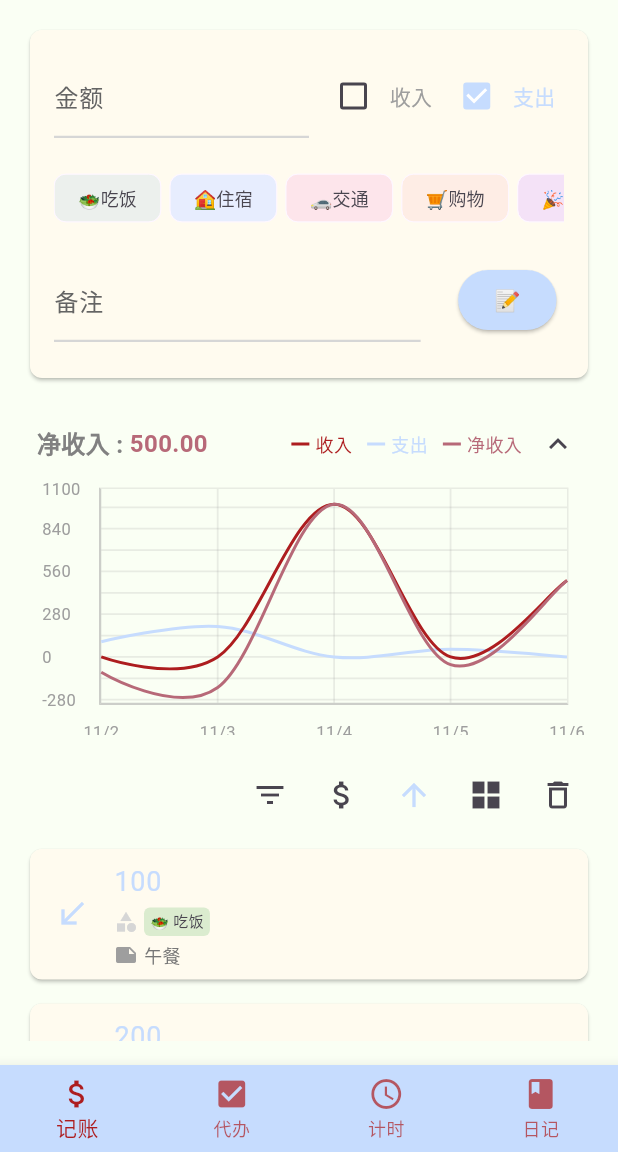
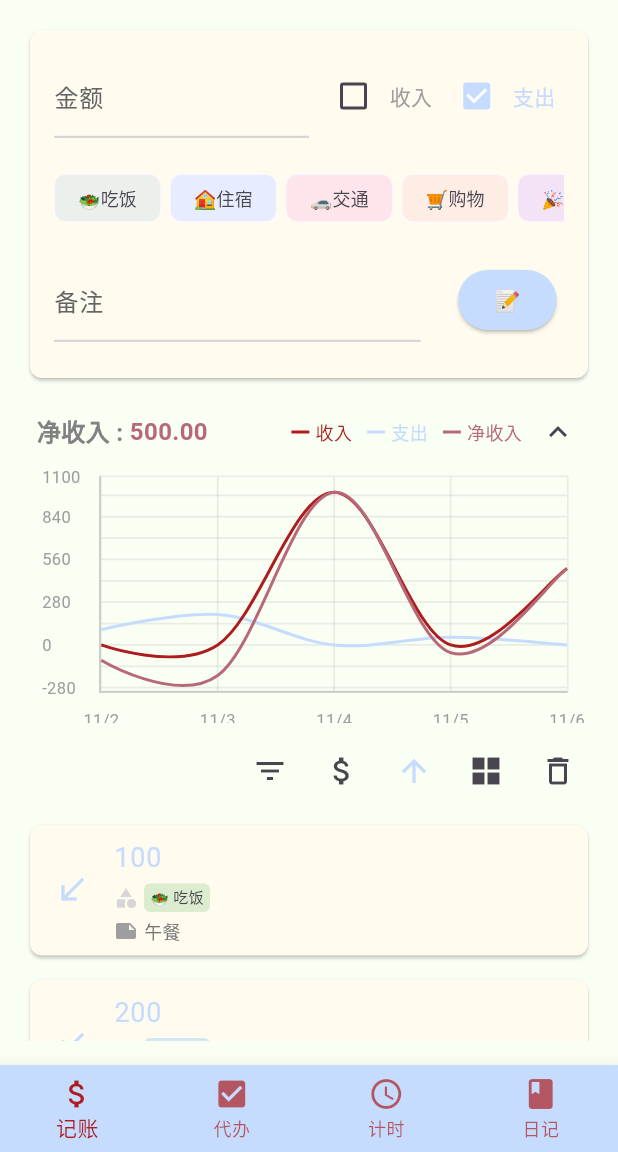
Before and after one commit to White-Lulu/cherriy, a Flutter app: the screen it shows after launch, on a phone screen of 412 x 824 dp, the part 84-1236 px from its top. Run offline on Flutter 3.47's test engine with Material 3 defaults, Android fonts, the phone set to English and light mode, and no system bars; drawn by our look-alikes of fl_chart; our stand-ins replace flutter_colorpicker, image_picker, shared_preferences.

Commit message:
记一下

```diff
--- a/lib/accountingpage.dart
+++ b/lib/accountingpage.dart
@@ -1105,10 +1105,10 @@ class AccountingPageState extends State<AccountingPage> {
               ),
             ),
           ),
-          SizedBox(height: 16),
-          _buildChart(), // 添加图表
-          SizedBox(height: 16),
-          // 新增：视切换图标
+          SizedBox(height: 8),
+          _buildChart(), // 图表
+          SizedBox(height: 8),
+          // 新增：视图切换图标
           Row(
             mainAxisAlignment: MainAxisAlignment.end,
             children: [
@@ -1268,7 +1268,7 @@ class AccountingPageState extends State<AccountingPage> {
     }
 
     if (_viewMode == 0) {
-      // 列表视的布局（保持原来的样式）
+      // 列表视的布局���保持原来的样式）
       return Card(
         child: Stack(
           children: [
```
